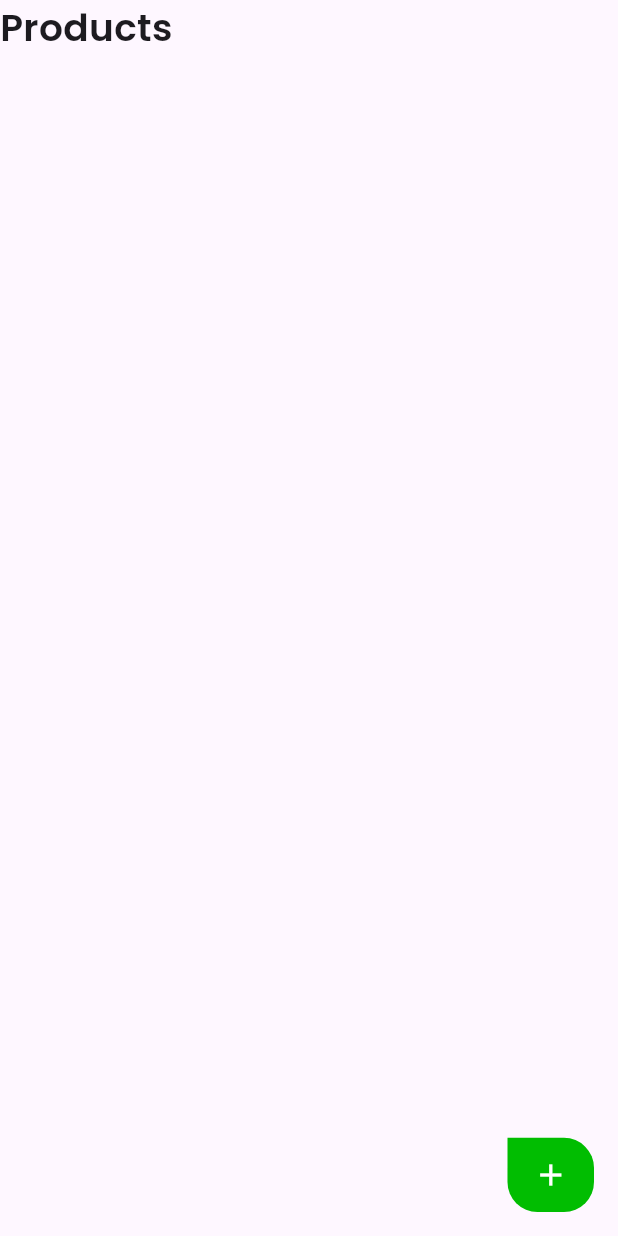
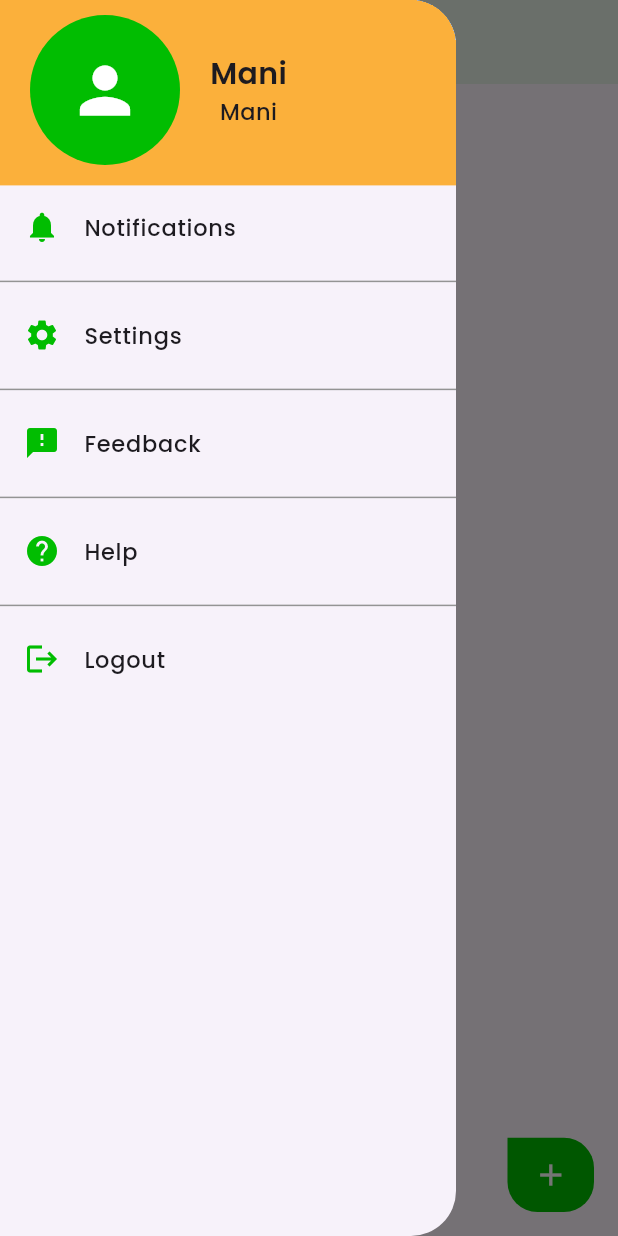
Before and after one commit to Mani1820/Green-Route, a Flutter app: the FarmerProductScreen screen opened directly, with the side drawer open (before the commit the screen has no drawer), on a phone screen of 412 x 824 dp. Run offline on Flutter 3.47's test engine with Material 3 defaults, Android fonts, the phone set to English and light mode, and no system bars; our stand-ins replace dismissible_page, firebase_auth, firebase_core, flutter_riverpod, qr_flutter, syncfusion_flutter_charts; accounts and stored records are empty.

Commit message:
Refactor Farmer Screens and Add Drawer Widget

```diff
--- a/green_route/lib/Farmer/Screen/Tab/products_screen.dart
+++ b/green_route/lib/Farmer/Screen/Tab/products_screen.dart
@@ -1,5 +1,6 @@
 import 'package:flutter/material.dart';
 import 'package:green_route/Common/color_extension.dart';
+import 'package:green_route/Farmer/Screen/Tab/widgets/drawer_widget.dart';
 
 class FarmerProductScreen extends StatefulWidget {
   const FarmerProductScreen({super.key});
@@ -13,6 +14,18 @@ class _FarmerProductScreenState extends State<FarmerProductScreen> {
   Widget build(BuildContext context) {
     var size = MediaQuery.of(context).size;
     return Scaffold(
+      appBar: AppBar(
+        elevation: 4,
+        surfaceTintColor: ColorExtension.primaryColor,
+        title: Text(
+          'Products',
+          style: TextStyle(
+            fontFamily: 'poppins',
+            fontSize: 25,
+            fontWeight: FontWeight.w600,
+          ),
+        ),
+      ),
       floatingActionButton: Container(
         height: size.height * 0.06,
         width: size.width * 0.14,
@@ -30,20 +43,12 @@ class _FarmerProductScreenState extends State<FarmerProductScreen> {
         ),
       ),
       body: Column(
-        children: [
-          Row(
-            children: [
-              Text(
-                'Products',
-                style: TextStyle(
-                  fontFamily: 'poppins',
-                  fontSize: 25,
-                  fontWeight: FontWeight.w600,
-                ),
-              ),
-            ],
-          ),
-        ],
+        children: [],
+      ),
+      drawer: DrawerWidget(
+        farmeremail:
+            'Mani', //-----------------should be changed dynamically------------------
+        farmername: 'Mani',
       ),
     );
   }
--- /dev/null
+++ b/green_route/lib/Farmer/Screen/Tab/widgets/drawer_widget.dart
@@ -0,0 +1,166 @@
+import 'package:flutter/material.dart';
+import 'package:green_route/Common/color_extension.dart';
+
+class DrawerWidget extends StatelessWidget {
+  const DrawerWidget(
+      {super.key, required this.farmername, required this.farmeremail});
+
+  final String farmername;
+  final String farmeremail;
+
+  @override
+  Widget build(BuildContext context) {
+    var size = MediaQuery.of(context).size;
+    return SafeArea(
+      child: Drawer(
+        elevation: 10,
+        shape: RoundedRectangleBorder(
+          borderRadius: BorderRadius.only(
+            topRight: Radius.circular(30),
+            bottomRight: Radius.circular(30),
+          ),
+        ),
+        child: Column(
+          children: [
+            Container(
+              height: size.height * 0.15,
+              width: size.width,
+              color: ColorExtension.secondaryColor,
+              child: Column(
+                crossAxisAlignment: CrossAxisAlignment.start,
+                children: [
+                  Row(
+                    children: [
+                      Padding(
+                        padding: const EdgeInsets.symmetric(
+                          horizontal: 20,
+                          vertical: 10,
+                        ),
+                        child: CircleAvatar(
+                          radius: 50,
+                          backgroundColor: ColorExtension.primaryColor,
+                          child: Icon(
+                            Icons.person,
+                            size: 50,
+                            color: Colors.white,
+                          ),
+                        ),
+                      ),
+                      Column(
+                        children: [
+                          Text(
+                            farmername,
+                            style: TextStyle(
+                              fontFamily: 'poppins',
+                              fontSize: 20,
+                              fontWeight: FontWeight.w600,
+                            ),
+                          ),
+                          Text(
+                            farmeremail,
+                            textAlign: TextAlign.start,
+                            style: TextStyle(
+                              fontFamily: 'poppins',
+                              fontSize: 15,
+                              fontWeight: FontWeight.w500,
+                            ),
+                          ),
+                        ],
+                      )
+                    ],
+                  )
+                ],
+              ),
+            ),
+            ListTile(
+              leading: Icon(
+                Icons.notifications,
+                color: ColorExtension.primaryColor,
+              ),
+              title: Text(
+                'Notifications',
+                style: TextStyle(
+                  fontFamily: 'poppins',
+                  fontSize: 15,
+                  fontWeight: FontWeight.w500,
+                ),
+              ),
+            ),
+            Divider(
+              thickness: 1,
+              color: const Color.fromARGB(255, 148, 148, 148),
+            ),
+            ListTile(
+              leading: Icon(
+                Icons.settings,
+                color: ColorExtension.primaryColor,
+              ),
+              title: Text(
+                'Settings',
+                style: TextStyle(
+                  fontFamily: 'poppins',
+                  fontSize: 15,
+                  fontWeight: FontWeight.w500,
+                ),
+              ),
+            ),
+            Divider(
+              thickness: 1,
+              color: const Color.fromARGB(255, 148, 148, 148),
+            ),
+            ListTile(
+              leading: Icon(
+                Icons.feedback,
+                color: ColorExtension.primaryColor,
+              ),
+              title: Text(
+                'Feedback',
+                style: TextStyle(
+                  fontFamily: 'poppins',
+                  fontSize: 15,
+                  fontWeight: FontWeight.w500,
+                ),
+              ),
+            ),
+            Divider(
+              thickness: 1,
+              color: const Color.fromARGB(255, 148, 148, 148),
+            ),
+            ListTile(
+              leading: Icon(
+                Icons.help,
+                color: ColorExtension.primaryColor,
+              ),
+              title: Text(
+                'Help',
+                style: TextStyle(
+                  fontFamily: 'poppins',
+                  fontSize: 15,
+                  fontWeight: FontWeight.w500,
+                ),
+              ),
+            ),
+            Divider(
+              thickness: 1,
+              color: const Color.fromARGB(255, 148, 148, 148),
+            ),
+            ListTile(
+              leading: Icon(
+                Icons.logout,
+                color: ColorExtension.primaryColor,
+              ),
+              title: Text(
+                'Logout',
+                style: TextStyle(
+                  fontFamily: 'poppins',
+                  fontSize: 15,
+                  fontWeight: FontWeight.w500,
+                ),
+              ),
+            ),
+          ],
+        ),
+      ),
+    );
+  }
+}
--- a/green_route/pubspec.yaml
+++ b/green_route/pubspec.yaml
@@ -41,6 +41,9 @@ dependencies:
   dismissible_page: ^1.0.2
   image_picker: ^1.1.2
   qr_flutter: ^4.1.0
+  syncfusion_flutter_charts: ^29.1.41
+  flutter_intl: ^0.0.1
+  intl: ^0.20.2
 
 dev_dependencies:
   flutter_test:
```
Also changed, not shown: green_route/lib/Farmer/Screen/Drawer/profile_screen.dart (added, +15 -0 lines), green_route/lib/Farmer/Screen/Tab/home_screen.dart (+30 -18 lines), green_route/lib/Farmer/Screen/Tab/insights_screen.dart (+128 -6 lines), green_route/lib/Farmer/Screen/Tab/widgets/insight_container.dart (added, +60 -0 lines), green_route/lib/Models/saleschart.dart (added, +7 -0 lines), green_route/pubspec.lock, 4 other files.
